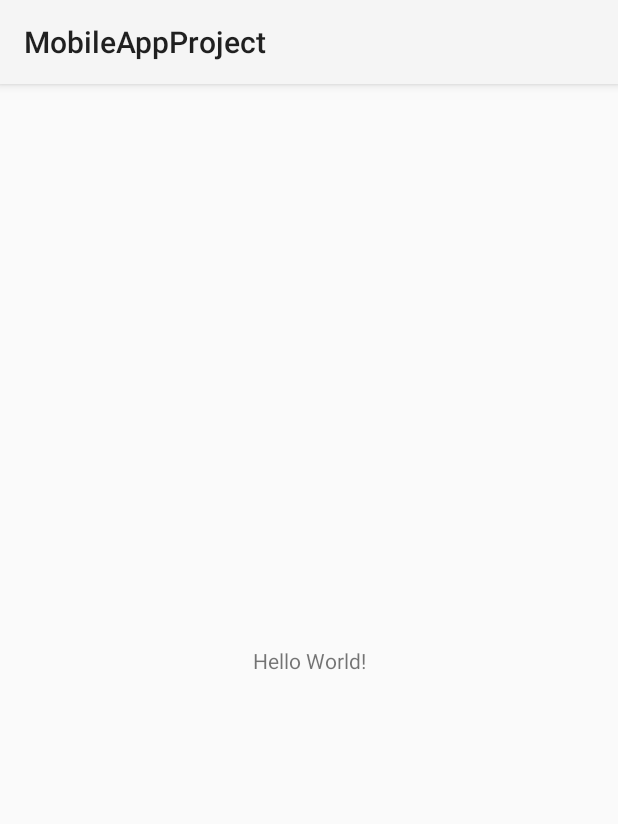
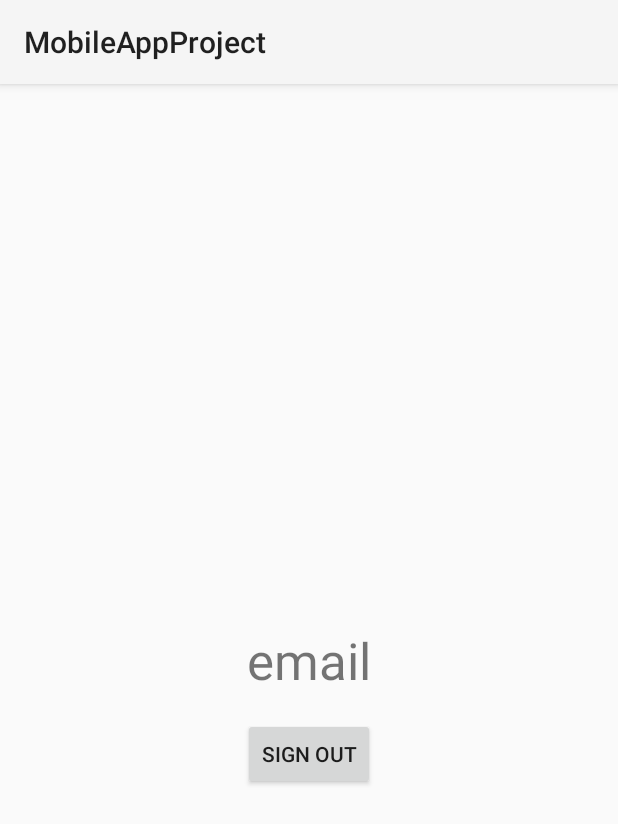
Before and after one commit to 217013277/MobileAppProject, an Android app: the screen it shows after launch (MainActivity), on a phone screen of 412 x 824 dp. Shown: the top 824 px of the screen. Run offline under Robolectric (Android 15) with nearby library versions, the phone set to English and light mode, and no system bars.

Commit message:
fixed some warnings

```diff
--- a/app/src/main/java/com/example/mobileappproject/MainActivity.kt
+++ b/app/src/main/java/com/example/mobileappproject/MainActivity.kt
@@ -1,11 +1,60 @@
 package com.example.mobileappproject
 
+import android.content.Intent
 import androidx.appcompat.app.AppCompatActivity
 import android.os.Bundle
+import android.widget.Button
+import android.widget.TextView
+import android.widget.Toast
+import com.google.android.gms.auth.api.signin.GoogleSignIn
+import com.google.android.gms.auth.api.signin.GoogleSignInClient
+import com.google.android.gms.auth.api.signin.GoogleSignInOptions
 
 class MainActivity : AppCompatActivity() {
+
+    private lateinit var  gso: GoogleSignInOptions
+    private lateinit var  gsc: GoogleSignInClient
+
     override fun onCreate(savedInstanceState: Bundle?) {
         super.onCreate(savedInstanceState)
         setContentView(R.layout.activity_main)
+
+        val email = findViewById<TextView>(R.id.email)
+        val logoutBtn = findViewById<Button>(R.id.logoutBtn)
+        val email2 = findViewById<TextView>(R.id.email2)
+
+        logoutBtn.setOnClickListener{
+            logout()
+        }
+
+        gso = GoogleSignInOptions.Builder(GoogleSignInOptions.DEFAULT_SIGN_IN)
+            .requestEmail()
+            .build()
+        gsc = GoogleSignIn.getClient(this,gso)
+
+        val googleAccount = GoogleSignIn.getLastSignedInAccount(this)
+        if(googleAccount != null) {
+            val personEmail = googleAccount.email
+
+            email.text = personEmail
+        }
+
+        email2.text = AccountPreference.getEmail(this).toString()
+    }
+
+    private fun logout() {
+        gsc.signOut().addOnCompleteListener(this) { task ->
+            if(task.isSuccessful){
+                goToLogin()
+                finish()
+            }
+        }.addOnFailureListener { exception ->
+            Toast.makeText(applicationContext,exception.localizedMessage, Toast.LENGTH_LONG).show()
+        }
+    }
+
+    private fun goToLogin(){
+        val intent= Intent(this,LoginActivity::class.java)
+        startActivity(intent)
     }
 }
--- a/app/src/main/java/com/example/mobileappproject/extensions/Biometric.kt
+++ /dev/null
@@ -1,4 +0,0 @@
-package com.example.mobileappproject.extensions
-
-class Biometric {
-}
--- a/app/src/main/res/layout/activity_main.xml
+++ b/app/src/main/res/layout/activity_main.xml
@@ -9,10 +9,36 @@
     <TextView
         android:layout_width="wrap_content"
         android:layout_height="wrap_content"
-        android:text="Hello World!"
+        android:id="@+id/email"
+        android:text="email"
+        android:textSize="34sp"
         app:layout_constraintBottom_toBottomOf="parent"
-        app:layout_constraintLeft_toLeftOf="parent"
-        app:layout_constraintRight_toRightOf="parent"
-        app:layout_constraintTop_toTopOf="parent" />
+        app:layout_constraintEnd_toEndOf="parent"
+        app:layout_constraintStart_toStartOf="parent"
+        app:layout_constraintTop_toTopOf="parent"
+        tools:ignore="HardcodedText" />
+
+    <TextView
+        android:id="@+id/email2"
+        android:layout_width="wrap_content"
+        android:layout_height="wrap_content"
+        android:text="email2"
+        android:textSize="34sp"
+        app:layout_constraintBottom_toBottomOf="parent"
+        app:layout_constraintEnd_toEndOf="parent"
+        app:layout_constraintStart_toStartOf="parent"
+        app:layout_constraintTop_toBottomOf="@+id/logoutBtn"
+        tools:ignore="HardcodedText" />
+
+    <Button
+        android:id="@+id/logoutBtn"
+        android:layout_width="wrap_content"
+        android:layout_height="wrap_content"
+        android:layout_marginTop="16dp"
+        android:text="sign Out"
+        app:layout_constraintEnd_toEndOf="parent"
+        app:layout_constraintStart_toStartOf="parent"
+        app:layout_constraintTop_toBottomOf="@id/email"
+        tools:ignore="HardcodedText" />
 
 </androidx.constraintlayout.widget.ConstraintLayout>
```
Also changed, not shown: app/src/main/java/com/example/mobileappproject/LoginActivity.kt (+2 -6 lines), app/src/main/java/com/example/mobileappproject/extensions/BiometricAuth.kt (added, +12 -0 lines).
